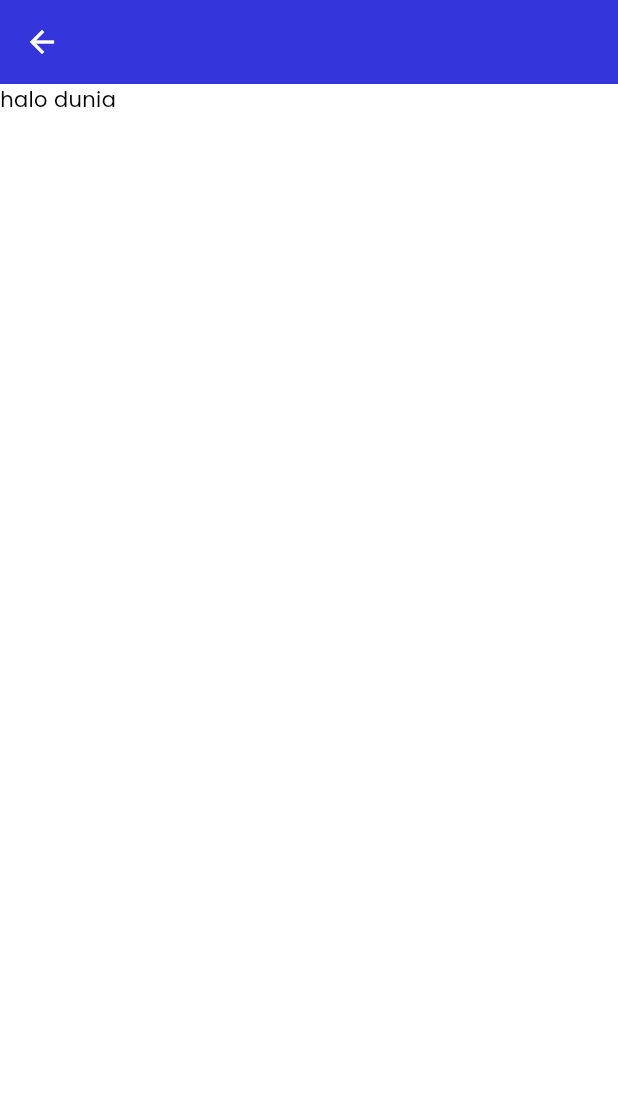
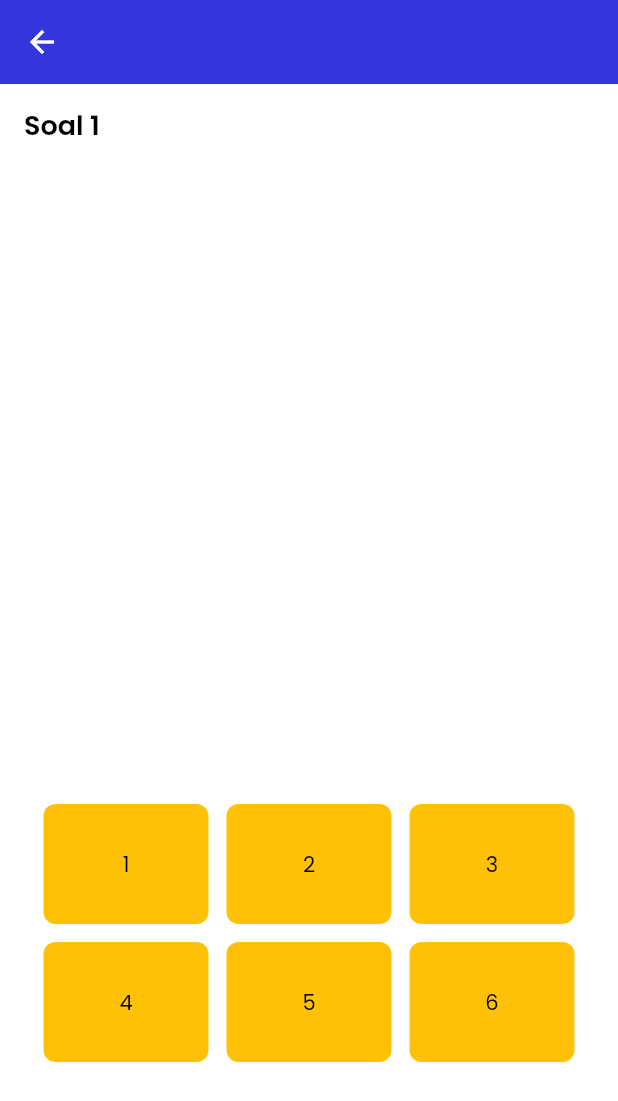
Before and after one commit to penhele/math-application, a Flutter app: the QuizScreen screen opened directly, on a phone screen of 412 x 824 dp. Shown: the top 1101 px of the screen. Run offline on Flutter 3.47's test engine with Material 3 defaults, Android fonts, the light colour scheme and no system bars; our stand-ins replace flutter_switch, get, iconsax, shared_preferences; accounts and stored records are empty.

Commit message:
feat: add pageview on quiz screen

```diff
--- /dev/null
+++ b/lib/ui/quiz/answer_card.dart
@@ -0,0 +1,27 @@
+import 'package:flutter/material.dart';
+
+import '../../utils/constant/sizes.dart';
+
+class AnswerCard extends StatelessWidget {
+  const AnswerCard({super.key, required this.answer});
+
+  final String answer;
+
+  @override
+  Widget build(BuildContext context) {
+    return GestureDetector(
+      onTap: () {
+        print('clicked');
+      },
+      child: Container(
+        height: 80,
+        width: 110,
+        decoration: BoxDecoration(
+          color: Colors.amber,
+          borderRadius: BorderRadius.circular(MSizes.borderRadiusMd),
+        ),
+        child: Center(child: Text(answer)),
+      ),
+    );
+  }
+}
--- a/lib/ui/quiz/quiz.dart
+++ b/lib/ui/quiz/quiz.dart
@@ -1,10 +1,25 @@
 import 'package:flutter/material.dart';
+
+import 'quiz_page.dart';
 
 class QuizScreen extends StatelessWidget {
   const QuizScreen({super.key});
 
   @override
   Widget build(BuildContext context) {
-    return Scaffold(appBar: AppBar(), body: Text('halo dunia'));
+    return Scaffold(
+      appBar: AppBar(),
+      body: Stack(
+        children: [
+          PageView(
+            children: [
+              QuizPage(title: 'Soal 1'),
+              QuizPage(title: 'Soal 2'),
+              QuizPage(title: 'Soal 3'),
+            ],
+          ),
+        ],
+      ),
+    );
   }
 }
--- /dev/null
+++ b/lib/ui/quiz/quiz_page.dart
@@ -0,0 +1,49 @@
+import 'package:flutter/material.dart';
+
+import '../../utils/constant/sizes.dart';
+import '../widget/section_heading.dart';
+import 'answer_card.dart';
+
+class QuizPage extends StatelessWidget {
+  const QuizPage({super.key, required this.title});
+
+  final String title;
+
+  @override
+  Widget build(BuildContext context) {
+    return Padding(
+      padding: const EdgeInsets.all(MSizes.paddingAll),
+      child: Stack(
+        children: [
+          Column(
+            crossAxisAlignment: CrossAxisAlignment.start,
+            children: [
+              MSectionHeading(title: title),
+              SizedBox(height: MSizes.spaceBtwItems),
+            ],
+          ),
+
+          Positioned(
+            bottom: 100,
+            right: 0,
+            left: 0,
+            child: Center(
+              child: Wrap(
+                spacing: MSizes.spaceBtwMenu,
+                runSpacing: MSizes.spaceBtwMenu,
+                children: [
+                  AnswerCard(answer: '1'),
+                  AnswerCard(answer: '2'),
+                  AnswerCard(answer: '3'),
+                  AnswerCard(answer: '4'),
+                  AnswerCard(answer: '5'),
+                  AnswerCard(answer: '6'),
+                ],
+              ),
+            ),
+          ),
+        ],
+      ),
+    );
+  }
+}
```
